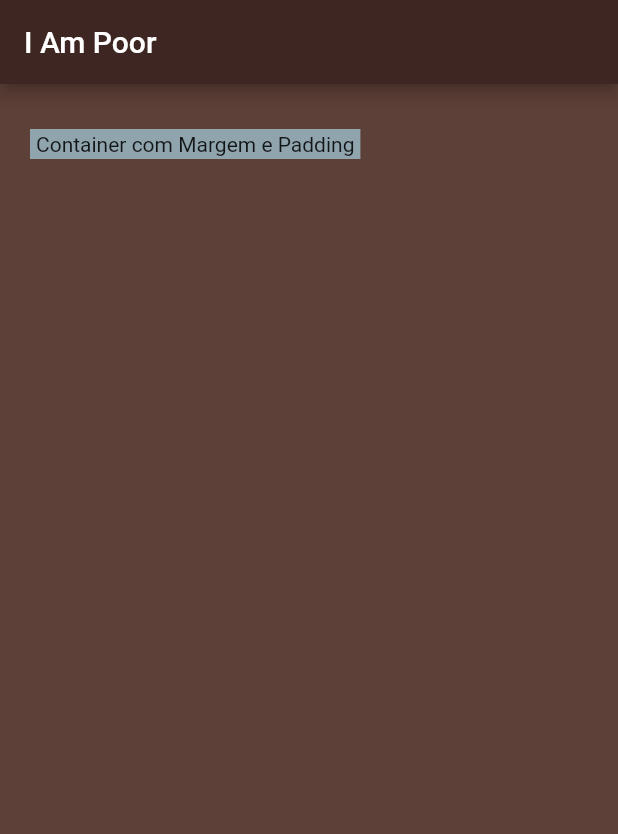
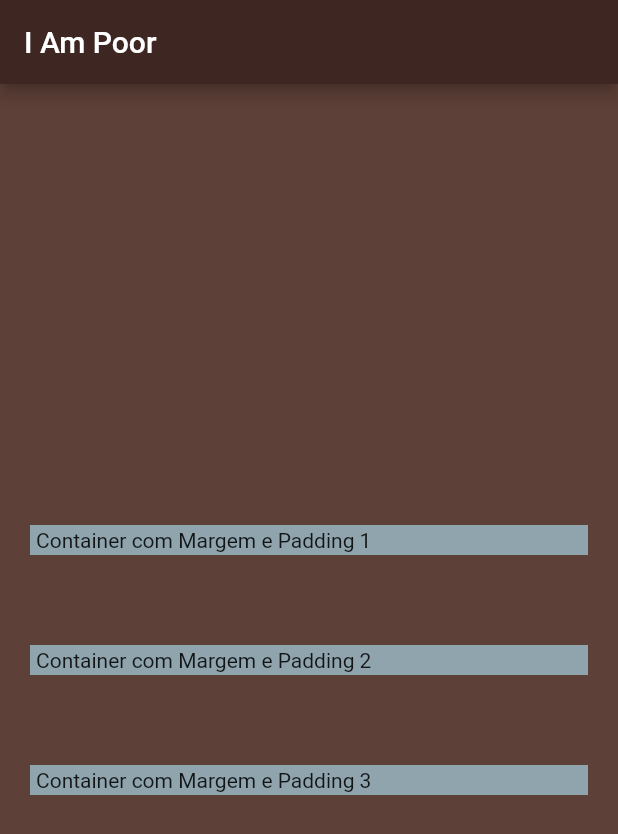
Before and after one commit to fthomasvp/sample-flutter, a Flutter app: the screen it shows after launch, on a phone screen of 412 x 824 dp. Shown: the top 834 px of the screen. Run offline on Flutter 3.47's test engine with Material 2 defaults, Android fonts, the phone set to English and light mode, and no system bars.

Commit message:
feat: add Column widget

```diff
--- a/lib/main.dart
+++ b/lib/main.dart
@@ -14,11 +14,32 @@ class MyApp extends StatelessWidget {
         appBar: AppBar(
             title: const Text('I Am Poor'), backgroundColor: Colors.brown[900]),
         body: SafeArea(
-          child: Container(
-            color: Colors.blueGrey[300],
-            margin: const EdgeInsets.symmetric(horizontal: 20, vertical: 30),
-            padding: const EdgeInsets.symmetric(horizontal: 4, vertical: 2),
-            child: const Text('Container com Margem e Padding'),
+          child: Column(
+            crossAxisAlignment: CrossAxisAlignment.stretch,
+            mainAxisAlignment: MainAxisAlignment.center,
+            children: [
+              Container(
+                color: Colors.blueGrey[300],
+                margin:
+                    const EdgeInsets.symmetric(horizontal: 20, vertical: 30),
+                padding: const EdgeInsets.symmetric(horizontal: 4, vertical: 2),
+                child: const Text('Container com Margem e Padding 1'),
+              ),
+              Container(
+                color: Colors.blueGrey[300],
+                margin:
+                    const EdgeInsets.symmetric(horizontal: 20, vertical: 30),
+                padding: const EdgeInsets.symmetric(horizontal: 4, vertical: 2),
+                child: const Text('Container com Margem e Padding 2'),
+              ),
+              Container(
+                color: Colors.blueGrey[300],
+                margin:
+                    const EdgeInsets.symmetric(horizontal: 20, vertical: 30),
+                padding: const EdgeInsets.symmetric(horizontal: 4, vertical: 2),
+                child: const Text('Container com Margem e Padding 3'),
+              ),
+            ],
           ),
         ),
         backgroundColor: Colors.brown[700],
```
